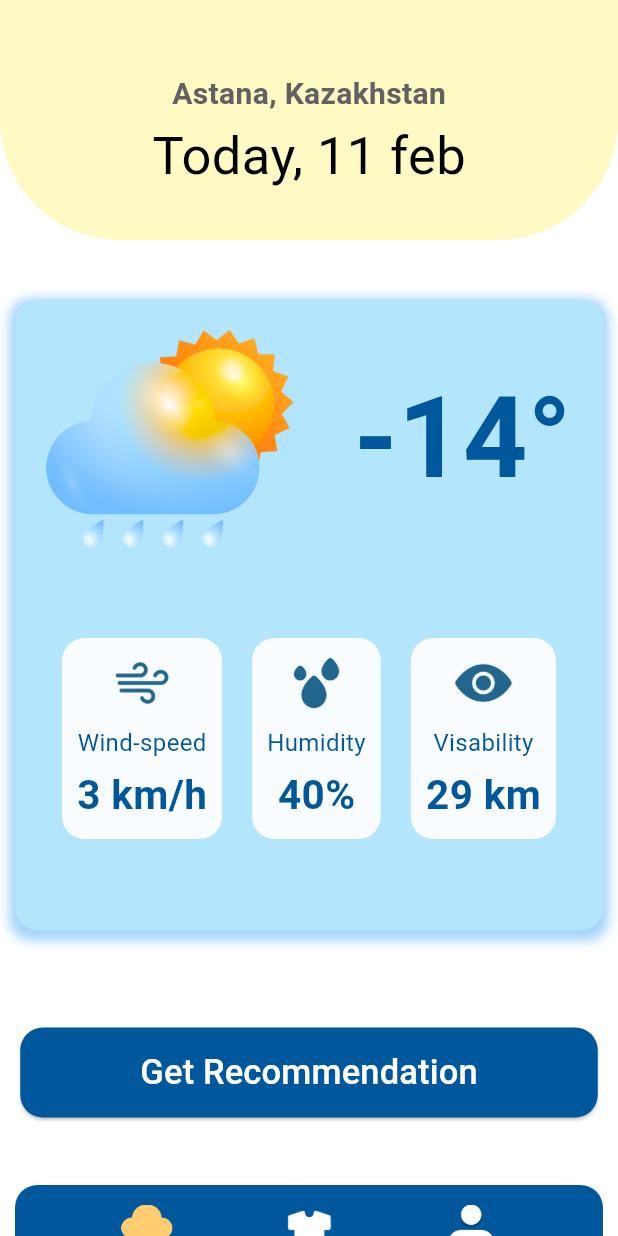
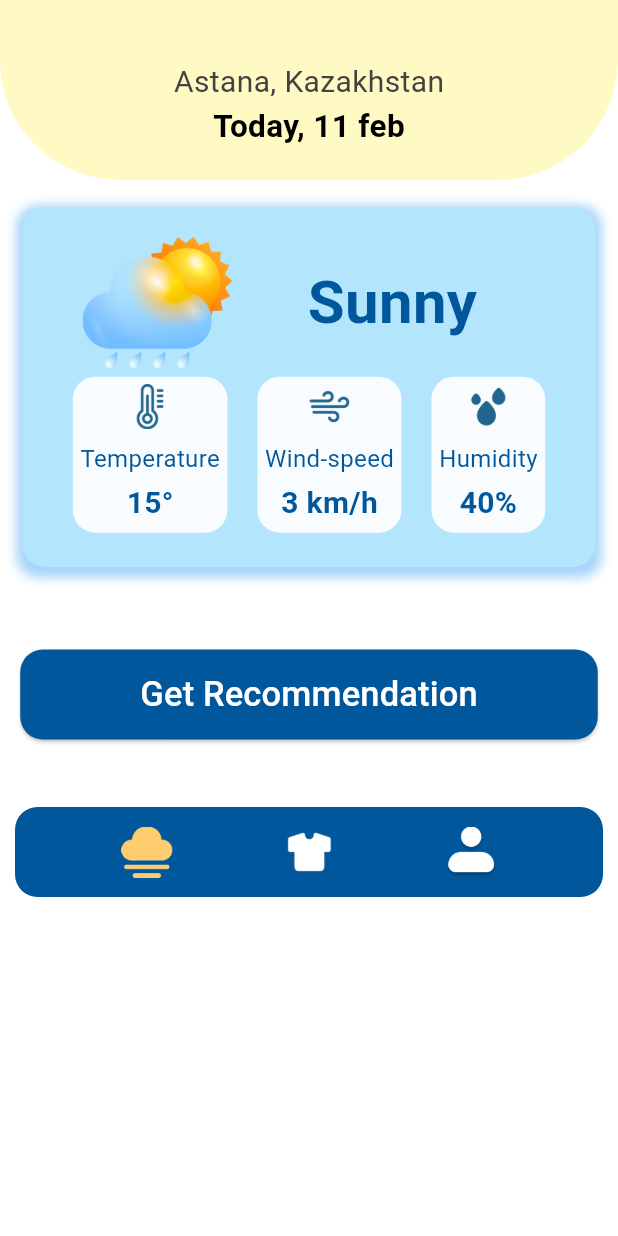
Before and after one commit to KarakatZhanabaikyzy/diploma_work, a Flutter app: the screen it shows after launch, on a phone screen of 412 x 824 dp. Run offline on Flutter 3.47's test engine with Material 3 defaults, Android fonts, the phone set to English and light mode, and no system bars; key blocks and very long unbroken strings in the code were emptied for the run.

Commit message:
Weather widget in weather page had changed

```diff
--- a/lib/main_pages/weather_page.dart
+++ b/lib/main_pages/weather_page.dart
@@ -13,9 +13,9 @@ class WeatherPage extends StatelessWidget {
 
   WeatherPage({
     Key? key,
-    this.topContainerHeight = 160.0,
+    this.topContainerHeight = 120.0,
     this.topContainerWidth = double.infinity,
-    this.middleContainerHeight = 420.0,
+    this.middleContainerHeight = 240.0,
     this.middleContainerWidth = double.infinity,
     this.bottomContainerHeight = 60.0,
     this.bottomContainerWidth = double.infinity,
@@ -34,7 +34,7 @@ class WeatherPage extends StatelessWidget {
             Container(
               height: topContainerHeight,
               width: topContainerWidth,
-              margin: const EdgeInsets.only(top: 0, bottom: 15, right: 0, left: 0),
+              margin: const EdgeInsets.only(top: 0, bottom: 8, right: 0, left: 0),
               padding: const EdgeInsets.all(20),
               decoration: BoxDecoration(
                 gradient: LinearGradient(
@@ -56,27 +56,33 @@ class WeatherPage extends StatelessWidget {
               child: Column(
                 mainAxisSize: MainAxisSize.min,
                 children: <Widget>[
-                  const SizedBox(height: 28),
+                  const SizedBox(height: 20),
                   Text(
                     'Astana, Kazakhstan',
                     style: TextStyle(
                         fontSize: 20.0,
-                        fontWeight: FontWeight.bold,
-                        color: Colors.grey.shade700),
+                        //fontWeight: FontWeight.bold,
+                        color: Colors.grey.shade800),
                   ),
-                  const SizedBox(height: 2),
+                  //const SizedBox(height: 1),
                   const Text(
                     'Today, 11 feb',
-                    style: TextStyle(fontSize: 35.0, color: Colors.black),
+                    style: TextStyle(
+                        fontSize: 21.0,
+                        fontWeight: FontWeight.bold,
+                        color: Colors.black),
                   ),
                 ],
               ),
             ),
-            // Нижний контейнер
+
+
+
+            // Средний контейнер
             Container(
               height: middleContainerHeight,
               width: middleContainerWidth,
-              margin: const EdgeInsets.only(top: 25, bottom: 15, right: 10, left: 10),
+              margin: const EdgeInsets.only(top: 10, bottom: 5, right: 15, left: 15),
               padding: const EdgeInsets.all(20),
               decoration: BoxDecoration(
                 gradient: LinearGradient(
@@ -102,25 +108,34 @@ class WeatherPage extends StatelessWidget {
                 mainAxisSize: MainAxisSize.min,
                 children: <Widget>[
                   Row(
-                    mainAxisAlignment: MainAxisAlignment.center,
+                    mainAxisAlignment: MainAxisAlignment.start,
                     children: <Widget>[
-                      Image.asset('assets/images/weatherBig.png', width: 165.0),
-                      const SizedBox(width: 40),
+                      Padding(
+                        padding: const EdgeInsets.only(top: 0, left: 20), // Добавляет отступ сверху
+                        child: Image.asset('assets/images/weatherBig.png', width: 100.0),
+                      ),
+                      const SizedBox(width: 50),
                       Text(
-                        '-14°',
+                        'Sunny',
                         style: TextStyle(
-                            fontSize: 75.0,
+                            fontSize: 40.0,
                             fontWeight: FontWeight.bold,
                             color: Colors.lightBlue.shade900),
                       ),
                     ],
                   ),
-                  const SizedBox(height: 60),
+
+                  const SizedBox(height: 5),
                   const Wrap(
                     spacing: 20,
                     runSpacing: 20,
                     alignment: WrapAlignment.spaceBetween,
                     children: <Widget>[
+                      WeatherParameter(
+                        imagePath: 'assets/images/temperature.png',
+                        label: 'Temperature',
+                        value: '15°',
+                      ),
                       WeatherParameter(
                         imagePath: 'assets/images/wind.png',
                         label: 'Wind-speed',
@@ -131,16 +146,12 @@ class WeatherPage extends StatelessWidget {
                         label: 'Humidity',
                         value: '40%',
                       ),
-                      WeatherParameter(
-                        imagePath: 'assets/images/visibility.png',
-                        label: 'Visability',
-                        value: '29 km',
-                      ),
                     ],
                   ),
                 ],
               ),
             ),
+
             // Кнопка "получить рекомендации"
             Padding(
               padding: const EdgeInsets.fromLTRB(10, 50, 10, 20),
@@ -245,14 +256,14 @@ class WeatherParameter extends StatelessWidget {
   @override
   Widget build(BuildContext context) {
     return Container(
-      padding: const EdgeInsets.all(10),
+      padding: const EdgeInsets.all(5),
       decoration: BoxDecoration(
         color: Colors.white.withOpacity(0.9),
         borderRadius: BorderRadius.circular(15),
       ),
       child: Column(
         children: <Widget>[
-          Image.asset(imagePath, width: 40),
+          Image.asset(imagePath, width: 30),
           const SizedBox(height: 8),
           Text(
             label,
@@ -262,7 +273,7 @@ class WeatherParameter extends StatelessWidget {
           Text(
             value,
             style: TextStyle(
-                fontSize: 27.0,
+                fontSize: 20.0,
                 fontWeight: FontWeight.bold,
                 color: Colors.lightBlue.shade900),
           ),
```
Also changed, not shown: assets/images/humidity1.png (added), assets/images/temperature.png (added), assets/images/temperature1.png (added), assets/images/wind1.png (added).
